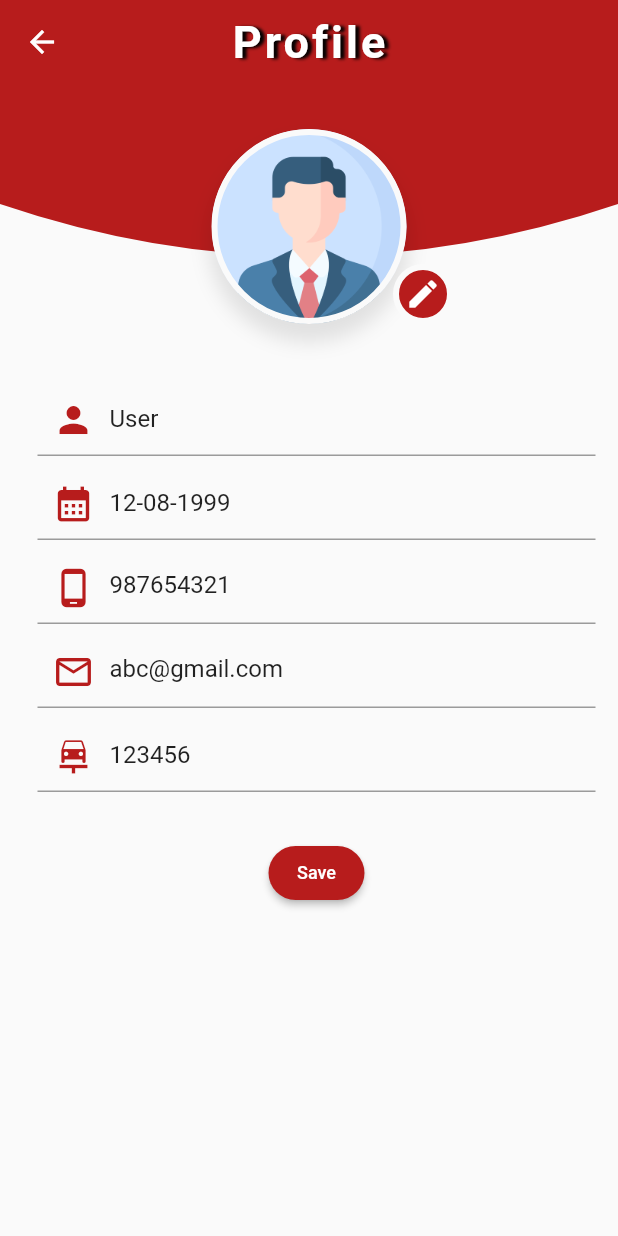
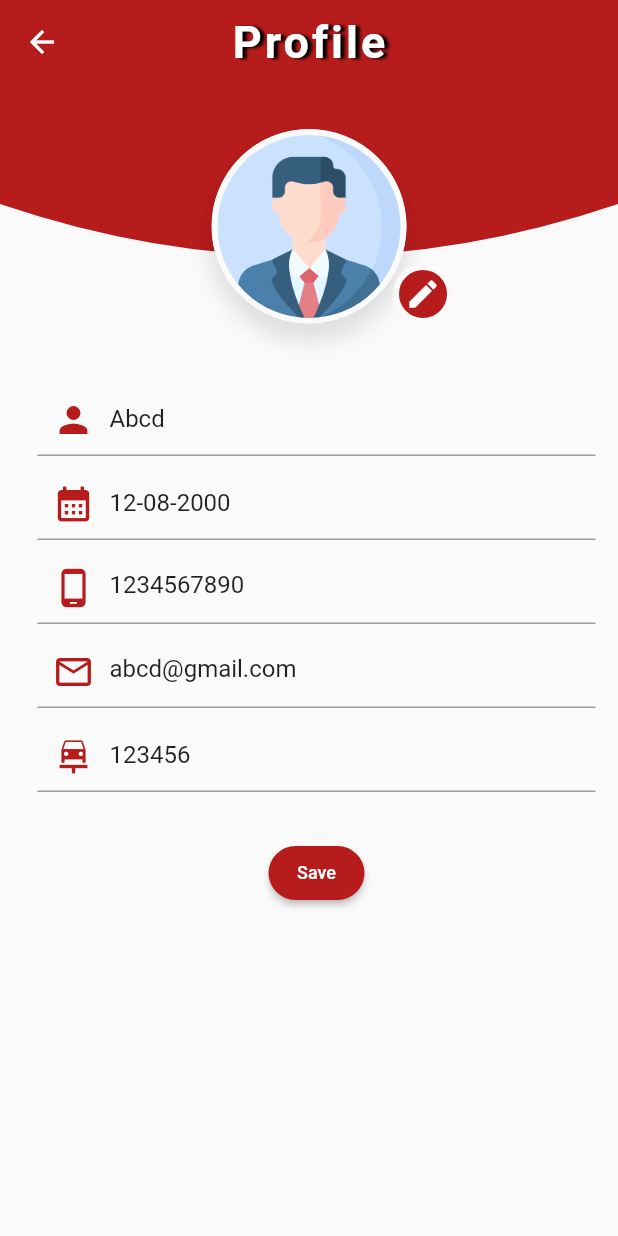
Before and after one commit to hetalPoriya/DevisSurgico, a Flutter app: the Profile screen opened directly, on a phone screen of 412 x 824 dp. Run offline on Flutter 3.47's test engine with Material 2 defaults, Android fonts, the phone set to English and light mode, and no system bars; our stand-ins replace dio, geolocator, image_picker, shared_preferences; accounts and stored records are empty.

```diff
--- a/lib/components_screen/attendance.dart
+++ b/lib/components_screen/attendance.dart
@@ -213,4 +213,5 @@ class _AttendanceState extends State<Attendance> {
       ),
     );
   }
+
 }
--- a/lib/components_screen/profile.dart
+++ b/lib/components_screen/profile.dart
@@ -16,10 +16,10 @@ class _ProfileState extends State<Profile> {
 
   int selectedIndex = 0;
   Map data = {
-    'name':'User',
-    'birthday':'12-08-1999',
-    'email':'abc@gmail.com',
-    'mobile':'987654321',
+    'name':'Abcd',
+    'birthday':'12-08-2000',
+    'email':'abcd@gmail.com',
+    'mobile':'1234567890',
     'vehicle':'123456',
   };
 
```
Also changed, not shown: lib/components_screen/route_screens/route.dart (+31 -3 lines), lib/components_screen/route_screens/route_detail.dart (+0 -14 lines), 1 other file.
